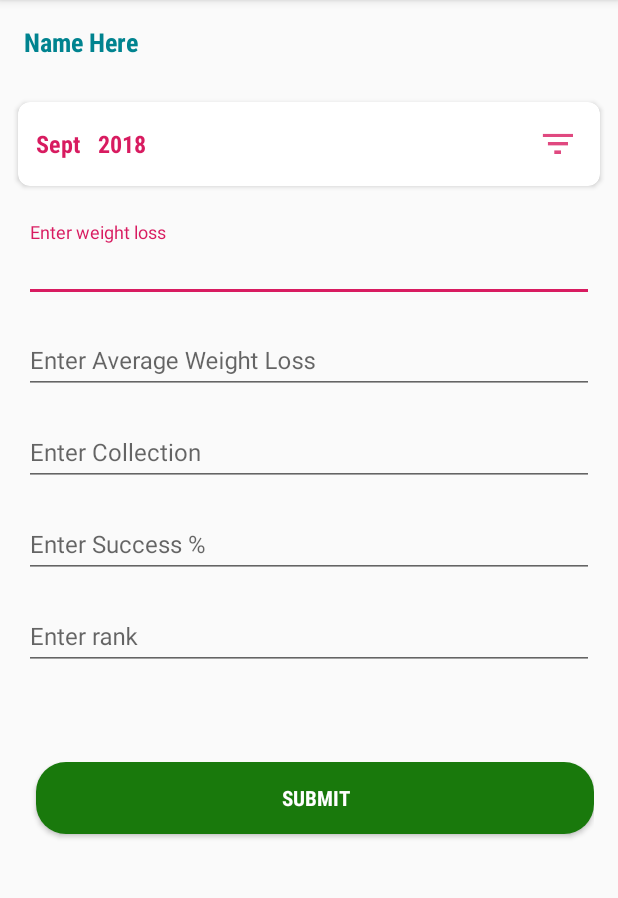
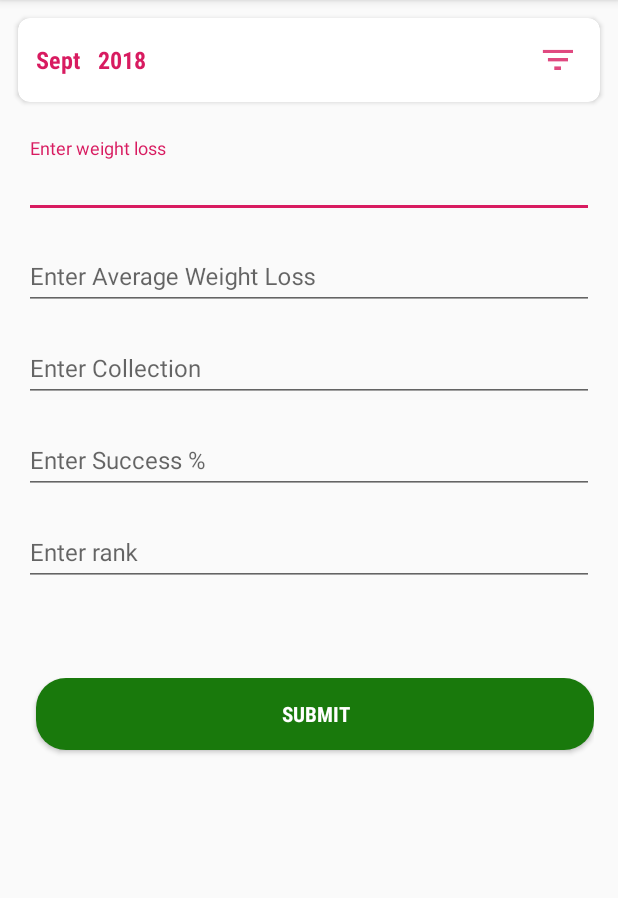
Before and after one commit to usman18/ProgressTracker, an Android app: the CreateReportActivity screen opened directly, with no data from a screen before it, on a phone screen of 412 x 824 dp, the part 84-982 px from its top. Run offline under Robolectric (Android 15) with nearby library versions, the phone set to English and light mode, and no system bars; libraries missing offline, so code that uses them is left out: io.realm; Roboto replaces fonts that are not available here; 8 statements that could not run were skipped.

Commit message:
-> Layout of CreateReport finalized.

```diff
--- a/app/src/main/java/com/uk/progresstracker/Activities/IndividualStatisticsActivity.java
+++ b/app/src/main/java/com/uk/progresstracker/Activities/IndividualStatisticsActivity.java
@@ -524,4 +524,6 @@ public class IndividualStatisticsActivity extends AppCompatActivity {
         return false;
     }
 
+
+
 }
--- a/app/src/main/res/layout/report_dialog.xml
+++ b/app/src/main/res/layout/report_dialog.xml
@@ -15,6 +15,7 @@
             android:layout_height="wrap_content">
 
             <TextView
+                android:visibility="gone"
                 android:id="@+id/tvName"
                 android:layout_width="wrap_content"
                 android:layout_height="wrap_content"
```
Also changed, not shown: app/src/main/java/com/uk/progresstracker/Activities/CreateReportActivity.java (+11 -1 lines).
